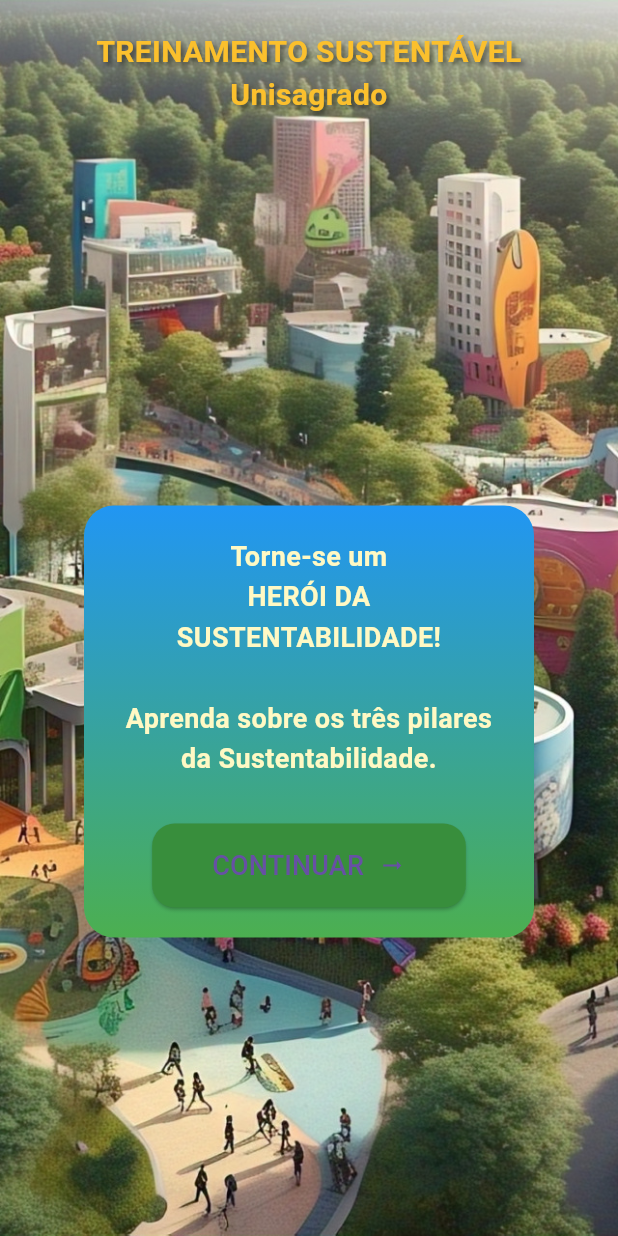
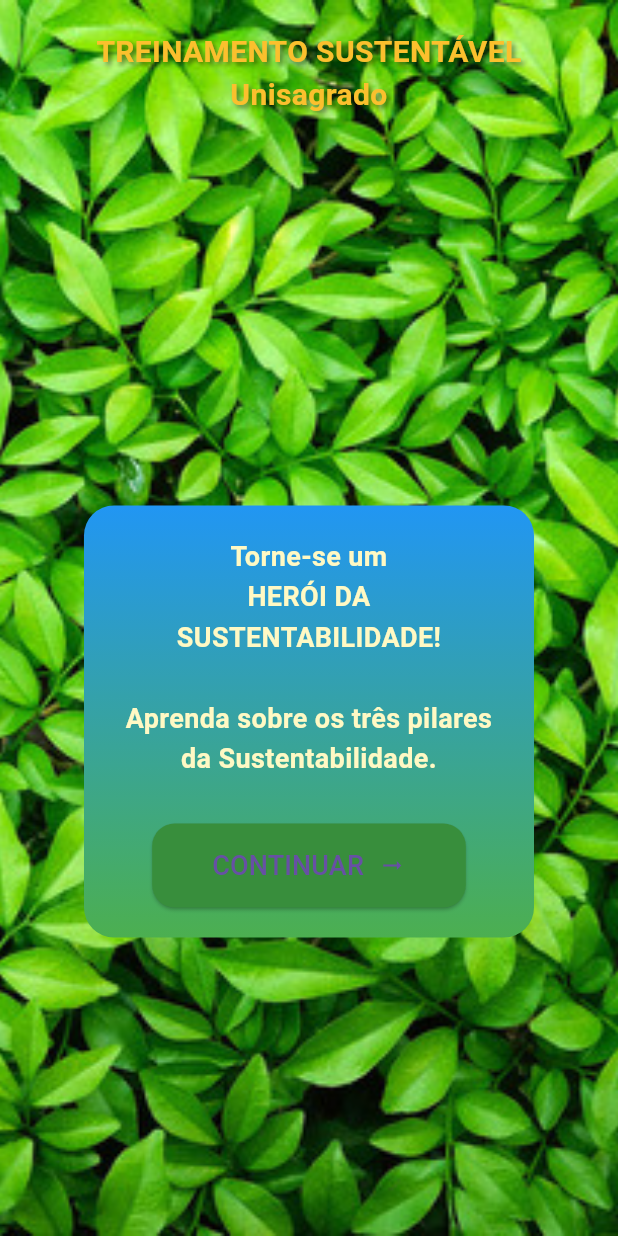
Before and after one commit to yannn-dev/Projeto-App-Sustentabilidade, a Flutter app: the screen it shows after launch, after a tap on "Iniciar", on a phone screen of 412 x 824 dp. Run offline on Flutter 3.47's test engine with Material 3 defaults, Android fonts, the phone set to English and light mode, and no system bars.

Commit message:
update background

```diff
--- a/lib/pages/entrada_page.dart
+++ b/lib/pages/entrada_page.dart
@@ -47,7 +47,7 @@ class TelaTreinamento extends StatelessWidget {
                     decoration: BoxDecoration(
                       borderRadius: BorderRadius.circular(16),
                       image: const DecorationImage(
-                        image: AssetImage('assets/images/Icon.png'),
+                        image: AssetImage('assets/images/icon.png'),
                         fit: BoxFit.cover,
                       ),
                     ),
```
Also changed, not shown: assets/images/background.png.
